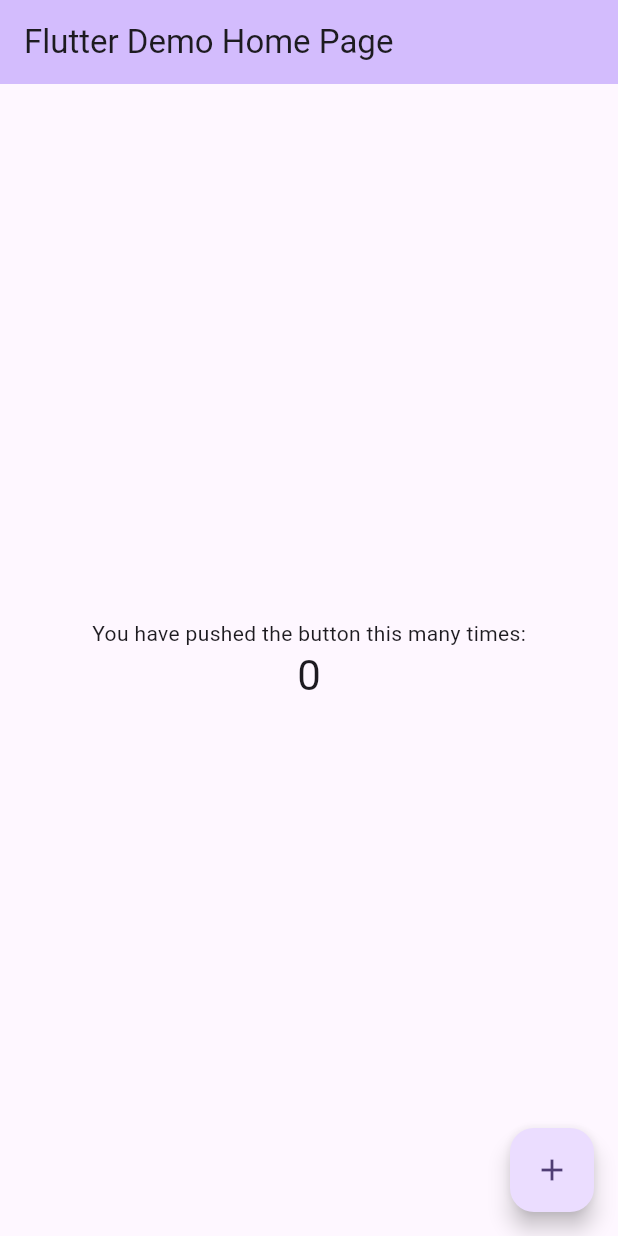
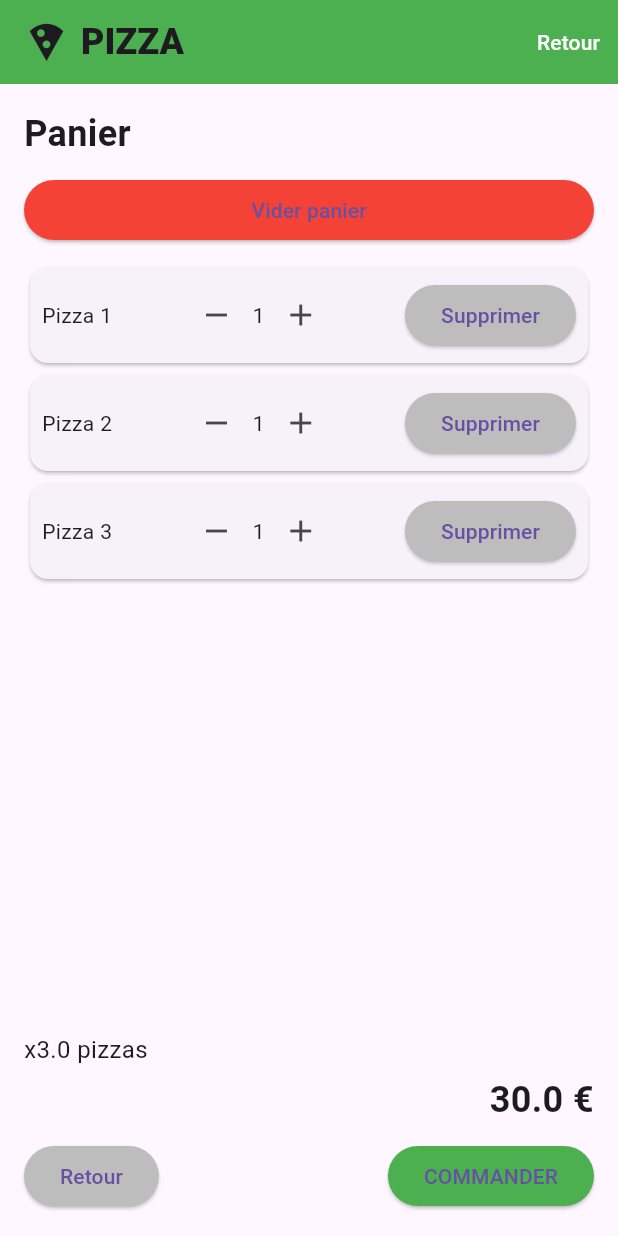
Before and after one commit to PyroMain/project_flutter, a Flutter app: the screen it shows after launch, on a phone screen of 412 x 824 dp. Run offline on Flutter 3.47's test engine with Material 3 defaults, Android fonts, the phone set to English and light mode, and no system bars.

Commit message:
Interface panier

```diff
--- a/lib/main.dart
+++ b/lib/main.dart
@@ -1,4 +1,5 @@
 import 'package:flutter/material.dart';
+import 'package:project_flutter/panier.dart';
 
 void main() {
   runApp(const MyApp());
@@ -31,7 +32,7 @@ class MyApp extends StatelessWidget {
         colorScheme: ColorScheme.fromSeed(seedColor: Colors.deepPurple),
         useMaterial3: true,
       ),
-      home: const MyHomePage(title: 'Flutter Demo Home Page'),
+      home: const PizzaCartApp(),
     );
   }
 }
--- /dev/null
+++ b/lib/panier.dart
@@ -0,0 +1,196 @@
+import 'package:flutter/material.dart';
+//import 'package:flutter/cupertino.dart';
+
+void main() {
+  runApp(const PizzaCartApp());
+}
+
+class PizzaCartApp extends StatelessWidget {
+  const PizzaCartApp({super.key});
+
+  @override
+  Widget build(BuildContext context) {
+    return MaterialApp(
+        home: const CartScreen()
+
+    );
+  }
+}
+
+class CartScreen extends StatefulWidget {
+  const CartScreen({super.key});
+
+  @override
+  _CartScreenState createState() => _CartScreenState();
+}
+
+class _CartScreenState extends State<CartScreen> {
+  List<Map<String, dynamic>> cartItems = [
+    {'name': 'Pizza 1', 'quantity': 1, 'price': 10},
+    {'name': 'Pizza 2', 'quantity': 1, 'price': 10},
+    {'name': 'Pizza 3', 'quantity': 1, 'price': 10},
+  ];
+
+  void _incrementQuantity(int index) {
+    setState(() {
+      cartItems[index]['quantity']++;
+    });
+  }
+
+  void _decrementQuantity(int index) {
+    setState(() {
+      if (cartItems[index]['quantity'] > 1) {
+        cartItems[index]['quantity']--;
+      }
+    });
+  }
+
+  void _removeItem(int index) {
+    setState(() {
+      cartItems.removeAt(index);
+    });
+  }
+
+  void _clearCart() {
+    setState(() {
+      cartItems.clear();
+    });
+  }
+
+  @override
+  Widget build(BuildContext context) {
+    double totalQuantity = cartItems.fold(0, (sum, item) => sum + item['quantity']);
+    double totalPrice = cartItems.fold(0, (sum, item) => sum + (item['price'] * item['quantity']));
+
+    return Scaffold(
+      appBar: AppBar(
+        backgroundColor: Colors.green,
+        title:  Row(
+          children: [
+            Icon(Icons.local_pizza, size: 30),
+            const SizedBox(width: 8),
+            const Text(
+              'PIZZA',
+              style: TextStyle(fontWeight: FontWeight.w900, fontSize: 24),
+            ),
+          ],
+        ),
+        actions: [
+          TextButton(
+            onPressed: () {
+              // Return action
+            },
+            child: const Text(
+              'Retour',
+              style: TextStyle(color: Colors.white),
+            ),
+          ),
+        ],
+      ),
+      body: Padding(
+        padding: const EdgeInsets.all(16.0),
+        child: Column(
+          crossAxisAlignment: CrossAxisAlignment.stretch,
+          children: [
+            Expanded(
+              child: Column(
+                crossAxisAlignment: CrossAxisAlignment.stretch,
+                children: [
+                  const Text(
+                    'Panier',
+                    style: TextStyle(fontSize: 24, fontWeight: FontWeight.bold),
+                  ),
+                  const SizedBox(height: 10),
+                  ElevatedButton(
+                    style: ElevatedButton.styleFrom(
+                      backgroundColor: Colors.red, // Background color
+                    ),
+                    onPressed: _clearCart,
+                    child: const Text('Vider panier'),
+                  ),
+                  const SizedBox(height: 10),
+                  Expanded(
+                    child: ListView.builder(
+                      itemCount: cartItems.length,
+                      itemBuilder: (context, index) {
+                        return Card(
+                          child: Padding(
+                            padding: const EdgeInsets.all(8.0),
+                            child: Row(
+                              mainAxisAlignment: MainAxisAlignment.spaceBetween,
+                              children: [
+                                Text(cartItems[index]['name']),
+                                Row(
+                                  children: [
+                                    IconButton(
+                                      icon: const Icon(Icons.remove),
+                                      onPressed: () => _decrementQuantity(index),
+                                    ),
+                                    Text('${cartItems[index]['quantity']}'),
+                                    IconButton(
+                                      icon: const Icon(Icons.add),
+                                      onPressed: () => _incrementQuantity(index),
+                                    ),
+                                  ],
+                                ),
+                                ElevatedButton(
+                                  style: ElevatedButton.styleFrom(
+                                    backgroundColor: Colors.grey[400], // Background color
+                                  ),
+                                  onPressed: () => _removeItem(index),
+                                  child: const Text('Supprimer'),
+                                ),
+                              ],
+                            ),
+                          ),
+                        );
+                      },
+                    ),
+                  ),
+                ],
+              ),
+            ),
+            const SizedBox(height: 10),
+            Text(
+              'x$totalQuantity pizzas',
+              style: const TextStyle(fontSize: 16),
+            ),
+            const SizedBox(height: 5),
+            Text(
+              '$totalPrice €',
+              style: const TextStyle(
+                fontSize: 24,
+                fontWeight: FontWeight.bold,
+              ),
+              textAlign: TextAlign.right,
+            ),
+            const SizedBox(height: 10),
+            Row(
+              mainAxisAlignment: MainAxisAlignment.spaceBetween,
+              children: [
+                ElevatedButton(
+                  style: ElevatedButton.styleFrom(
+                    backgroundColor: Colors.grey[400], // Background color
+                  ),
+                  onPressed: () {
+                    // Return action
+                  },
+                  child: const Text('Retour'),
+                ),
+                ElevatedButton(
+                  style: ElevatedButton.styleFrom(
+                    backgroundColor: Colors.green, // Background color
+                  ),
+                  onPressed: () {
+                    // Order action
+                  },
+                  child: const Text('COMMANDER'),
+                ),
+              ],
+            ),
+          ],
+        ),
+      ),
+    );
+  }
+}
```
